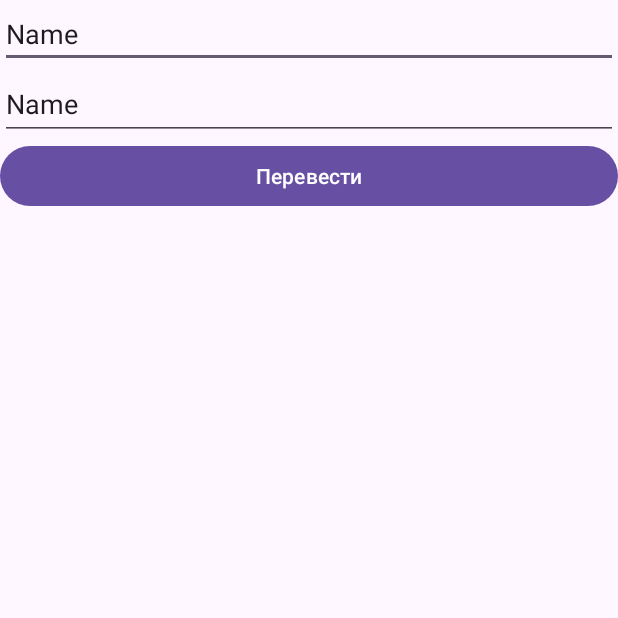
After one commit to tearsqwe/CourceBank, an Android app: the PaymentActivity screen opened directly, with no data from a screen before it, on a phone screen of 412 x 824 dp, the top half of it. The commit adds this screen. Run offline under Robolectric (Android 15) with nearby library versions, the phone set to English and light mode, and no system bars.

Commit message:
payment added

```diff
--- a/app/src/main/AndroidManifest.xml
+++ b/app/src/main/AndroidManifest.xml
@@ -12,6 +12,12 @@
         android:supportsRtl="true"
         android:theme="@style/Theme.CourseBankingApp"
         tools:targetApi="31">
+        <activity
+            android:name=".PaymentActivity"
+            android:exported="false" />
+        <activity
+            android:name=".ActivityCardList"
+            android:exported="false" />
         <activity
             android:name=".CardActivity"
             android:exported="false" />
--- a/app/src/main/java/com/example/coursebankingapp/AuthorizationActivity.kt
+++ b/app/src/main/java/com/example/coursebankingapp/AuthorizationActivity.kt
@@ -32,9 +32,10 @@ class AuthorizationActivity : AppCompatActivity() {
 
             val user = userManager.authenticateUser(login, password)
             if (user != null) {
-                Log.d("AuthLog", "Пользователь ${user.name} авторизован")
+                Log.d("AuthLog", "Пользователь ${user.name} авторизован, ${user.id}")
                 val intent = Intent(this, MainActivity::class.java)
-                intent.putExtra("USER_NAME", user.name) // Передаем имя пользователя
+                intent.putExtra("USER_NAME", user.name)
+                intent.putExtra("USER_ID",user.id)// Передаем имя пользователя
                 startActivity(intent)
             } else {
                 Log.e("AuthLog", "Ошибка авторизации: Неверный логин или пароль")
--- /dev/null
+++ b/app/src/main/java/com/example/coursebankingapp/Card.kt
@@ -0,0 +1,6 @@
+package com.example.coursebankingapp
+
+data class Card(
+    val cardNumber: Long,
+    val userName: String
+)
--- a/app/src/main/java/com/example/coursebankingapp/DBHelper.kt
+++ b/app/src/main/java/com/example/coursebankingapp/DBHelper.kt
@@ -3,6 +3,7 @@ package com.example.coursebankingapp
 import android.content.Context
 import android.database.sqlite.SQLiteDatabase
 import android.database.sqlite.SQLiteOpenHelper
+import android.provider.BaseColumns
 
 class DBHelper(context: Context)
     : SQLiteOpenHelper(context, DatabaseInfo.DATABASE_NAME,null, DatabaseInfo.DATABASE_VERSION) {
--- /dev/null
+++ b/app/src/main/java/com/example/coursebankingapp/PaymentActivity.kt
@@ -0,0 +1,63 @@
+package com.example.coursebankingapp
+
+import android.os.Bundle
+import android.util.Log
+import android.widget.Button
+import android.widget.EditText
+import android.widget.Toast
+import androidx.activity.enableEdgeToEdge
+import androidx.appcompat.app.AppCompatActivity
+import androidx.core.view.ViewCompat
+import androidx.core.view.WindowInsetsCompat
+
+class PaymentActivity : AppCompatActivity() {
+    override fun onCreate(savedInstanceState: Bundle?) {
+        super.onCreate(savedInstanceState)
+        enableEdgeToEdge()
+        setContentView(R.layout.activity_payment)
+
+        val etID = findViewById<EditText>(R.id.etID)
+        val etSum = findViewById<EditText>(R.id.etSum)
+        val btnTransfer = findViewById<Button>(R.id.btnTransfer)
+
+        val userManager = UserManager(this)
+        userManager.openDB()
+
+        btnTransfer.setOnClickListener {
+            val currentId= intent.getIntExtra("USER_ID",-1)
+            Log.d(" currentId", "$currentId")
+            val recipientId = etID.text.toString().toIntOrNull()
+            val transferAmount = etSum.text.toString().toDoubleOrNull()
+
+            if (recipientId == null || transferAmount == null || transferAmount <= 0) {
+                Toast.makeText(this, "Некорректные данные", Toast.LENGTH_SHORT).show()
+                return@setOnClickListener
+            }
+
+            if (currentId == -1) {
+                Toast.makeText(this, "Ошибка авторизации", Toast.LENGTH_SHORT).show()
+                return@setOnClickListener
+            }
+
+            // Проверяем, существует ли получатель
+            if (!userManager.isUserExistsById(recipientId)) {
+                Toast.makeText(this, "Получатель не найден", Toast.LENGTH_SHORT).show()
+                return@setOnClickListener
+            }
+
+            // Выполняем перевод
+            val success = userManager.transferFunds(currentId, recipientId, transferAmount)
+            if (success) {
+                Toast.makeText(this, "Перевод выполнен успешно", Toast.LENGTH_SHORT).show()
+            } else {
+                Toast.makeText(this, "Недостаточно средств для перевода", Toast.LENGTH_SHORT).show()
+            }
+        }
+
+        ViewCompat.setOnApplyWindowInsetsListener(findViewById(R.id.main)) { v, insets ->
+            val systemBars = insets.getInsets(WindowInsetsCompat.Type.systemBars())
+            v.setPadding(systemBars.left, systemBars.top, systemBars.right, systemBars.bottom)
+            insets
+        }
+    }
+}
--- /dev/null
+++ b/app/src/main/res/layout/activity_payment.xml
@@ -0,0 +1,33 @@
+<?xml version="1.0" encoding="utf-8"?>
+<LinearLayout xmlns:android="http://schemas.android.com/apk/res/android"
+    xmlns:app="http://schemas.android.com/apk/res-auto"
+    xmlns:tools="http://schemas.android.com/tools"
+    android:id="@+id/main"
+    android:layout_width="match_parent"
+    android:layout_height="match_parent"
+    tools:context=".PaymentActivity"
+    android:orientation="vertical">
+
+    <EditText
+        android:id="@+id/etID"
+        android:layout_width="match_parent"
+        android:layout_height="wrap_content"
+        android:ems="10"
+        android:inputType="text"
+        android:text="Name" />
+
+    <EditText
+        android:id="@+id/etSum"
+        android:layout_width="match_parent"
+        android:layout_height="wrap_content"
+        android:ems="10"
+        android:inputType="text"
+        android:minHeight="48dp"
+        android:text="Name" />
+
+    <Button
+        android:id="@+id/btnTransfer"
+        android:layout_width="match_parent"
+        android:layout_height="wrap_content"
+        android:text="Перевести" />
+</LinearLayout>
```
Also changed, not shown: app/src/main/java/com/example/coursebankingapp/ActivityCardList.kt (added, +111 -0 lines), app/src/main/java/com/example/coursebankingapp/CardsAdapter.kt (added, +32 -0 lines), app/src/main/java/com/example/coursebankingapp/MainActivity.kt (+18 -1 lines), app/src/main/java/com/example/coursebankingapp/UserManager.kt (+47 -0 lines), app/src/main/res/layout/activity_card_list.xml (added, +16 -0 lines), app/src/main/res/layout/activity_main.xml (+20 -0 lines), app/src/main/res/layout/card_in_list.xml (added, +19 -0 lines).
